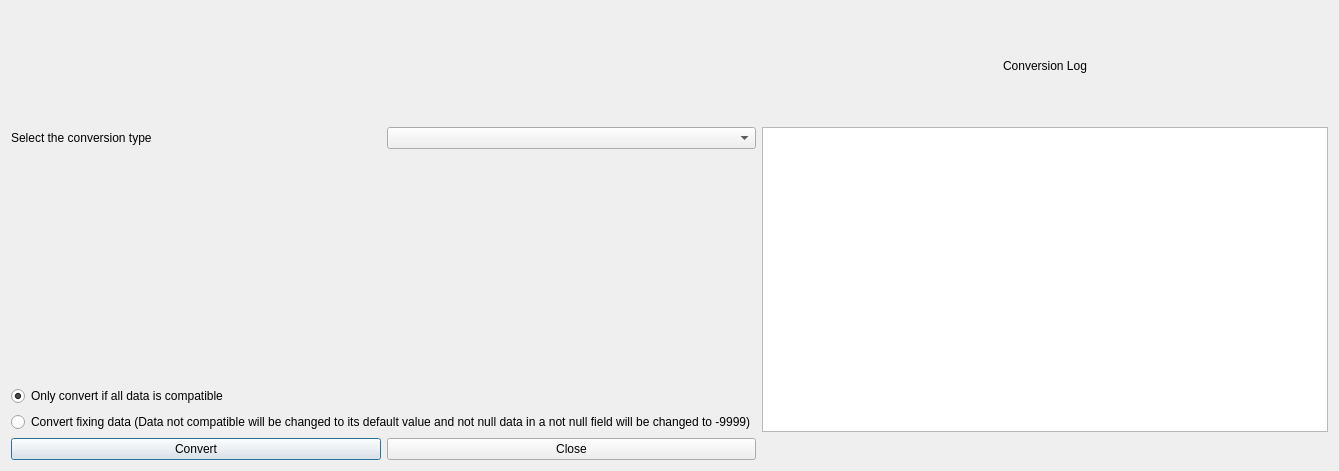
Above: ConversionTools/convert_database.ui from dsgoficial/DsgTools before the change. Below: the same form after it.
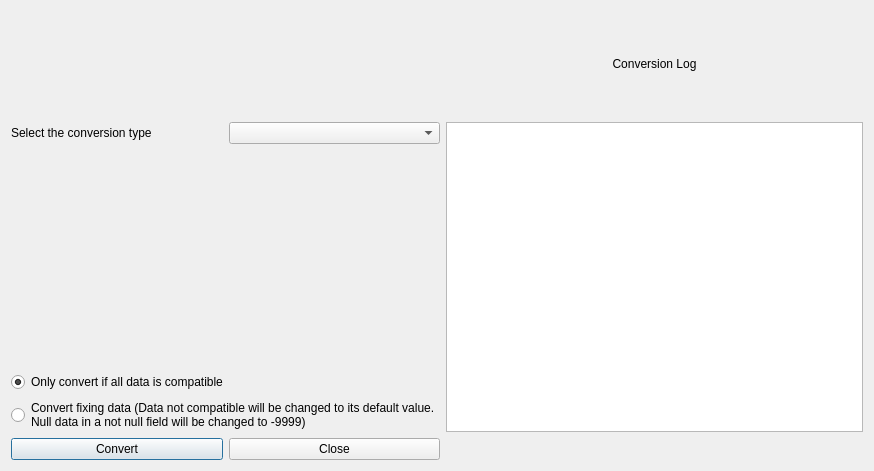
That is the form after the change. Custom widgets are drawn as their Qt base class.

What changed in the file:
```diff
--- a/ConversionTools/convert_database.ui
+++ b/ConversionTools/convert_database.ui
@@ -6,7 +6,7 @@
    <rect>
     <x>0</x>
     <y>0</y>
-    <width>1339</width>
+    <width>874</width>
     <height>471</height>
    </rect>
   </property>
@@ -45,7 +45,8 @@
    <item row="5" column="0">
     <widget class="QRadioButton" name="fixDataRadioButton">
      <property name="text">
-      <string>Convert fixing data (Data not compatible will be changed to its default value and not null data in a not null field will be changed to -9999)</string>
+      <string>Convert fixing data (Data not compatible will be changed to its default value.
+Null data in a not null field will be changed to -9999)</string>
      </property>
     </widget>
    </item>
```
